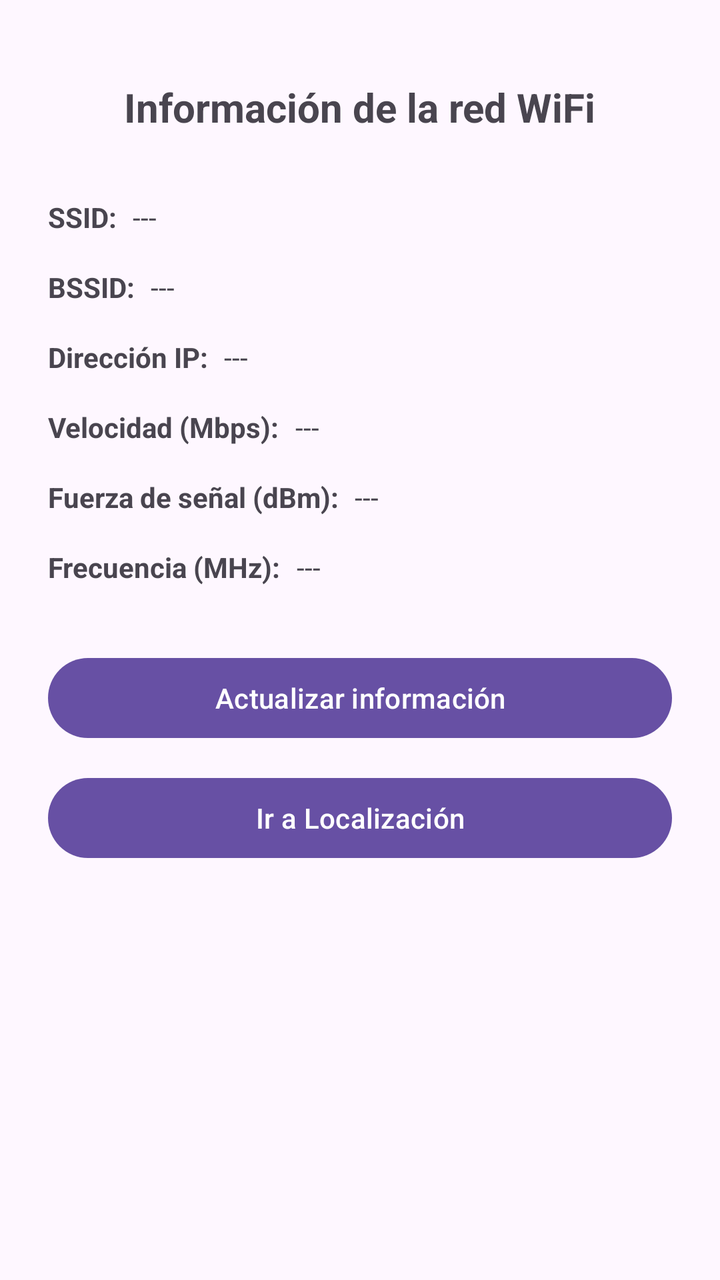
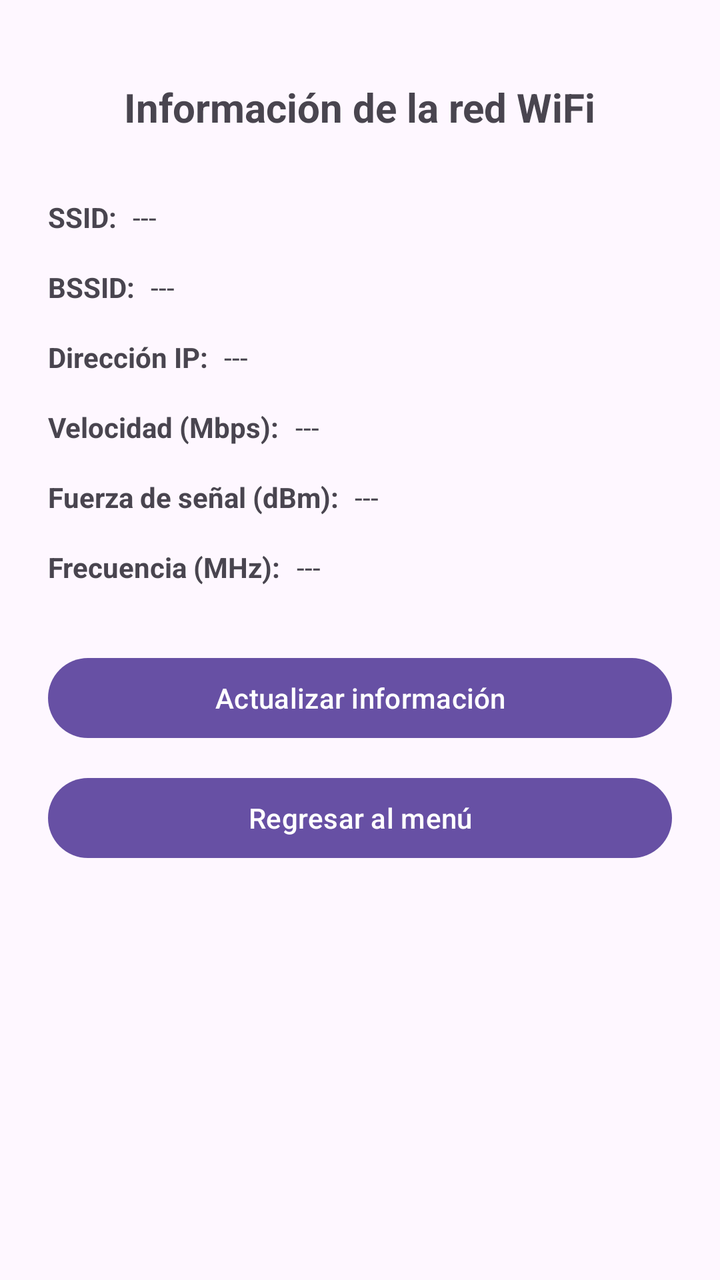

Screens rendered from an Android XML layout before and after an edit, with the pre-edit source and the edit as a unified diff.
<!-- AndroidManifest.xml: application theme Theme.ProyectoTheProyect -->
<!-- res/layout/activity_wifi_info.xml -->
<?xml version="1.0" encoding="utf-8"?>
<androidx.constraintlayout.widget.ConstraintLayout
    xmlns:android="http://schemas.android.com/apk/res/android"
    xmlns:app="http://schemas.android.com/apk/res-auto"
    xmlns:tools="http://schemas.android.com/tools"
    android:id="@+id/main"
    android:layout_width="match_parent"
    android:layout_height="match_parent"
    android:padding="24dp"
    tools:context=".WifiInfoActivity">

    <TextView
        android:id="@+id/tvTituloWifi"
        android:layout_width="wrap_content"
        android:layout_height="wrap_content"
        android:text="Información de la red WiFi"
        android:textSize="20sp"
        android:textStyle="bold"
        app:layout_constraintTop_toTopOf="parent"
        app:layout_constraintStart_toStartOf="parent"
        app:layout_constraintEnd_toEndOf="parent"
        android:layout_marginTop="16dp"/>

    <TextView
        android:id="@+id/lblSsid"
        android:layout_width="wrap_content"
        android:layout_height="wrap_content"
        android:text="SSID:"
        android:textStyle="bold"
        app:layout_constraintTop_toBottomOf="@id/tvTituloWifi"
        app:layout_constraintStart_toStartOf="parent"
        android:layout_marginTop="32dp"/>

    <TextView
        android:id="@+id/tvSsid"
        android:layout_width="0dp"
        android:layout_height="wrap_content"
        android:text="---"
        app:layout_constraintTop_toTopOf="@id/lblSsid"
        app:layout_constraintStart_toEndOf="@id/lblSsid"
        app:layout_constraintEnd_toEndOf="parent"
        android:layout_marginStart="8dp"/>

    <TextView
        android:id="@+id/lblBssid"
        android:layout_width="wrap_content"
        android:layout_height="wrap_content"
        android:text="BSSID:"
        android:textStyle="bold"
        app:layout_constraintTop_toBottomOf="@id/lblSsid"
        app:layout_constraintStart_toStartOf="parent"
        android:layout_marginTop="16dp"/>

    <TextView
        android:id="@+id/tvBssid"
        android:layout_width="0dp"
        android:layout_height="wrap_content"
        android:text="---"
        app:layout_constraintTop_toTopOf="@id/lblBssid"
        app:layout_constraintStart_toEndOf="@id/lblBssid"
        app:layout_constraintEnd_toEndOf="parent"
        android:layout_marginStart="8dp"/>

    <TextView
        android:id="@+id/lblIp"
        android:layout_width="wrap_content"
        android:layout_height="wrap_content"
        android:text="Dirección IP:"
        android:textStyle="bold"
        app:layout_constraintTop_toBottomOf="@id/lblBssid"
        app:layout_constraintStart_toStartOf="parent"
        android:layout_marginTop="16dp"/>

    <TextView
        android:id="@+id/tvIp"
        android:layout_width="0dp"
        android:layout_height="wrap_content"
        android:text="---"
        app:layout_constraintTop_toTopOf="@id/lblIp"
        app:layout_constraintStart_toEndOf="@id/lblIp"
        app:layout_constraintEnd_toEndOf="parent"
        android:layout_marginStart="8dp"/>

    <TextView
        android:id="@+id/lblVelocidad"
        android:layout_width="wrap_content"
        android:layout_height="wrap_content"
        android:text="Velocidad (Mbps):"
        android:textStyle="bold"
        app:layout_constraintTop_toBottomOf="@id/lblIp"
        app:layout_constraintStart_toStartOf="parent"
        android:layout_marginTop="16dp"/>

    <TextView
        android:id="@+id/tvVelocidad"
        android:layout_width="0dp"
        android:layout_height="wrap_content"
        android:text="---"
        app:layout_constraintTop_toTopOf="@id/lblVelocidad"
        app:layout_constraintStart_toEndOf="@id/lblVelocidad"
        app:layout_constraintEnd_toEndOf="parent"
        android:layout_marginStart="8dp"/>

    <TextView
        android:id="@+id/lblSenal"
        android:layout_width="wrap_content"
        android:layout_height="wrap_content"
        android:text="Fuerza de señal (dBm):"
        android:textStyle="bold"
        app:layout_constraintTop_toBottomOf="@id/lblVelocidad"
        app:layout_constraintStart_toStartOf="parent"
        android:layout_marginTop="16dp"/>

    <TextView
        android:id="@+id/tvSenal"
        android:layout_width="0dp"
        android:layout_height="wrap_content"
        android:text="---"
        app:layout_constraintTop_toTopOf="@id/lblSenal"
        app:layout_constraintStart_toEndOf="@id/lblSenal"
        app:layout_constraintEnd_toEndOf="parent"
        android:layout_marginStart="8dp"/>

    <TextView
        android:id="@+id/lblFrecuencia"
        android:layout_width="wrap_content"
        android:layout_height="wrap_content"
        android:text="Frecuencia (MHz):"
        android:textStyle="bold"
        app:layout_constraintTop_toBottomOf="@id/lblSenal"
        app:layout_constraintStart_toStartOf="parent"
        android:layout_marginTop="16dp"/>

    <TextView
        android:id="@+id/tvFrecuencia"
        android:layout_width="0dp"
        android:layout_height="wrap_content"
        android:text="---"
        app:layout_constraintTop_toTopOf="@id/lblFrecuencia"
        app:layout_constraintStart_toEndOf="@id/lblFrecuencia"
        app:layout_constraintEnd_toEndOf="parent"
        android:layout_marginStart="8dp"/>

    <Button
        android:id="@+id/btnRefrescarWifi"
        android:layout_width="0dp"
        android:layout_height="wrap_content"
        android:text="Actualizar información"
        app:layout_constraintTop_toBottomOf="@id/lblFrecuencia"
        app:layout_constraintStart_toStartOf="parent"
        app:layout_constraintEnd_toEndOf="parent"
        android:layout_marginTop="32dp"/>

    <Button
        android:id="@+id/btnIrLocalizacion"
        android:layout_width="0dp"
        android:layout_height="wrap_content"
        android:text="Ir a Localización"
        app:layout_constraintTop_toBottomOf="@id/btnRefrescarWifi"
        app:layout_constraintStart_toStartOf="parent"
        app:layout_constraintEnd_toEndOf="parent"
        android:layout_marginTop="12dp"/>

</androidx.constraintlayout.widget.ConstraintLayout>
<!-- resources referenced by this layout -->
<resources>
  <style name="Theme.ProyectoTheProyect" parent="Base.Theme.ProyectoTheProyect" />
  <style name="Base.Theme.ProyectoTheProyect" parent="Theme.Material3.DayNight.NoActionBar">
          
          
      </style>
</resources>

<!-- the commit's change to res/layout/activity_wifi_info.xml (unified diff, before → after) -->
@@ -151,11 +151,12 @@
         app:layout_constraintEnd_toEndOf="parent"
         android:layout_marginTop="32dp"/>
 
+
     <Button
-        android:id="@+id/btnIrLocalizacion"
+        android:id="@+id/btnVolverMenu"
         android:layout_width="0dp"
         android:layout_height="wrap_content"
-        android:text="Ir a Localización"
+        android:text="Regresar al menú"
         app:layout_constraintTop_toBottomOf="@id/btnRefrescarWifi"
         app:layout_constraintStart_toStartOf="parent"
         app:layout_constraintEnd_toEndOf="parent"
